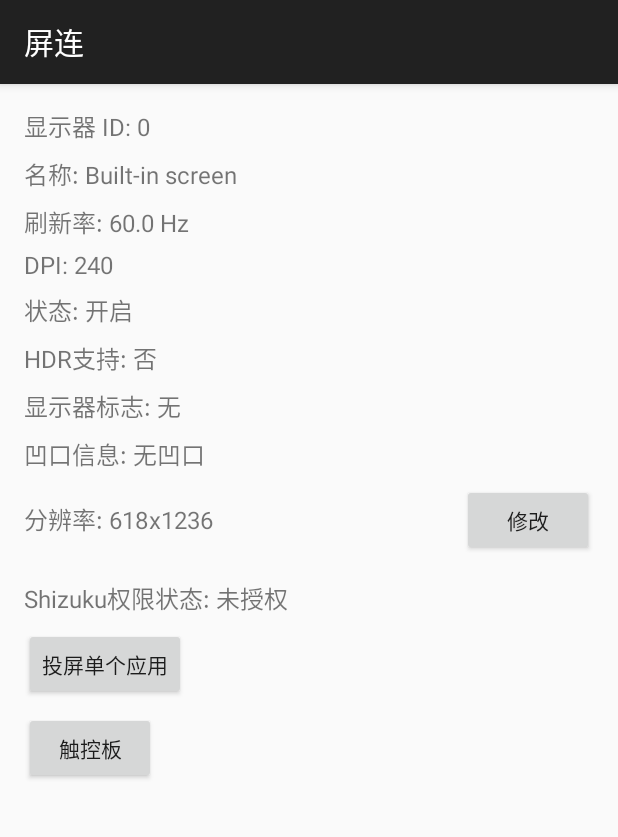
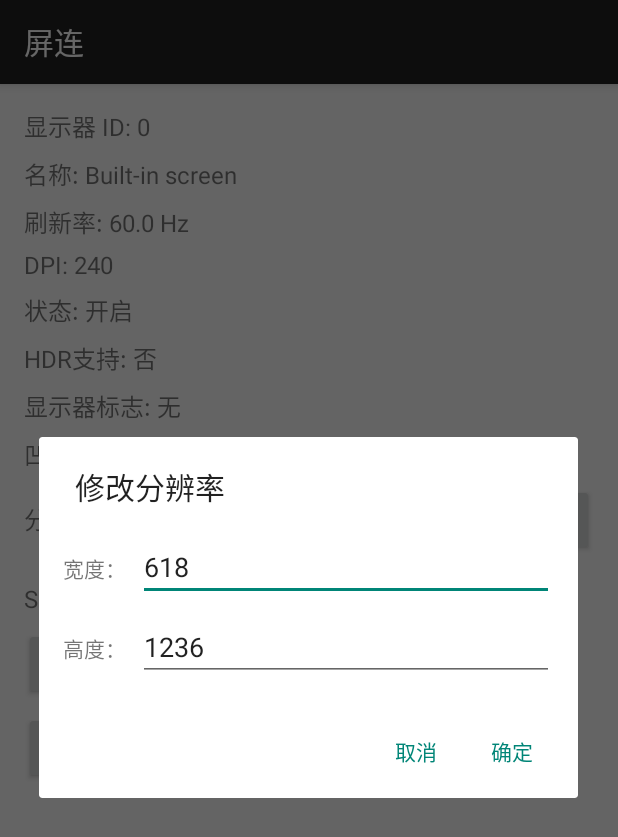
Before and after one commit to CashewTeam/TNT-Anywhere, an Android app: the fragment DisplayDetailFragment shown on its own in the app's theme, after a tap on "修改", on a phone screen of 412 x 824 dp. Shown: the top 837 px of the screen. Run offline under Robolectric (Android 15) with nearby library versions, the phone set to English and light mode, and no system bars; libraries missing offline, so code that uses them is left out: rikka.shizuku; 3 statements that could not run were skipped.

Commit message:
auto revert

```diff
--- a/app/src/main/java/com/gitee/connect_screen/DisplayDetailFragment.java
+++ b/app/src/main/java/com/gitee/connect_screen/DisplayDetailFragment.java
@@ -16,15 +16,18 @@ import android.view.LayoutInflater;
 import android.view.View;
 import android.view.ViewGroup;
 import android.widget.Button;
+import android.widget.EditText;
 import android.widget.TextView;
 import android.widget.Toast;
 
+import androidx.appcompat.app.AlertDialog;
 import androidx.fragment.app.Fragment;
 
 import rikka.shizuku.Shizuku;
 import android.graphics.Color;
 
 import com.gitee.connect_screen.job.AcquireShizukuAndStartLauncher;
+import com.gitee.connect_screen.job.ChangeResolution;
 
 public class DisplayDetailFragment extends Fragment {
     private static final String ARG_DISPLAY_ID = "display_id";
@@ -161,7 +164,7 @@ public class DisplayDetailFragment extends Fragment {
         // 添加修改按钮点击事件
         Button editResolutionButton = view.findViewById(R.id.edit_resolution_button);
         editResolutionButton.setOnClickListener(v -> {
-            // TODO: 在这里添加修改分辨率的逻辑
+            showResolutionDialog(display.getWidth(), display.getHeight());
         });
 
         updateShizukuStatus();
@@ -236,4 +239,34 @@ public class DisplayDetailFragment extends Fragment {
     private boolean hasShizukuPermission() {
         return Shizuku.checkSelfPermission() == PackageManager.PERMISSION_GRANTED;
     }
+
+    private void showResolutionDialog(int currentWidth, int currentHeight) {
+        View dialogView = LayoutInflater.from(getContext()).inflate(R.layout.dialog_edit_resolution, null);
+        EditText widthInput = dialogView.findViewById(R.id.width_input);
+        EditText heightInput = dialogView.findViewById(R.id.height_input);
+
+        // 设置当前分辨率作为默认值
+        widthInput.setText(String.valueOf(currentWidth));
+        heightInput.setText(String.valueOf(currentHeight));
+
+        new AlertDialog.Builder(getContext())
+                .setTitle("修改分辨率")
+                .setView(dialogView)
+                .setPositiveButton("确定", (dialog, which) -> {
+                    try {
+                        int newWidth = Integer.parseInt(widthInput.getText().toString());
+                        int newHeight = Integer.parseInt(heightInput.getText().toString());
+
+                        if (newWidth <= 0 || newHeight <= 0) {
+                            showToast("请输入有效的分辨率");
+                            return;
+                        }
+                        State.startNewJob(new ChangeResolution(displayId, newWidth, newHeight));
+                    } catch (NumberFormatException e) {
+                        showToast("请输入有效的数字");
+                    }
+                })
+                .setNegativeButton("取消", null)
+                .show();
+    }
 }
--- a/app/src/main/java/com/gitee/connect_screen/job/AcquireShizukuAndStartLauncher.java
+++ b/app/src/main/java/com/gitee/connect_screen/job/AcquireShizukuAndStartLauncher.java
@@ -20,6 +20,7 @@ public class AcquireShizukuAndStartLauncher implements Job {
         this.displayId = displayId;
     }
 
+    @Override
     public void start() throws YieldException {
         if (State.virtualDisplayIds.contains(displayId)) {
             if (Shizuku.checkSelfPermission() == PackageManager.PERMISSION_GRANTED) {
--- /dev/null
+++ b/app/src/main/res/layout/dialog_edit_resolution.xml
@@ -0,0 +1,45 @@
+<?xml version="1.0" encoding="utf-8"?>
+<LinearLayout xmlns:android="http://schemas.android.com/apk/res/android"
+    android:layout_width="match_parent"
+    android:layout_height="wrap_content"
+    android:orientation="vertical"
+    android:padding="16dp">
+
+    <LinearLayout
+        android:layout_width="match_parent"
+        android:layout_height="wrap_content"
+        android:orientation="horizontal"
+        android:layout_marginBottom="8dp">
+
+        <TextView
+            android:layout_width="wrap_content"
+            android:layout_height="wrap_content"
+            android:text="宽度："
+            android:layout_marginEnd="8dp"/>
+
+        <EditText
+            android:id="@+id/width_input"
+            android:layout_width="match_parent"
+            android:layout_height="wrap_content"
+            android:inputType="number"/>
+    </LinearLayout>
+
+    <LinearLayout
+        android:layout_width="match_parent"
+        android:layout_height="wrap_content"
+        android:orientation="horizontal">
+
+        <TextView
+            android:layout_width="wrap_content"
+            android:layout_height="wrap_content"
+            android:text="高度："
+            android:layout_marginEnd="8dp"/>
+
+        <EditText
+            android:id="@+id/height_input"
+            android:layout_width="match_parent"
+            android:layout_height="wrap_content"
+            android:inputType="number"/>
+    </LinearLayout>
+
+</LinearLayout>
```
Also changed, not shown: app/src/main/java/com/gitee/connect_screen/job/ChangeResolution.java (added, +66 -0 lines).
